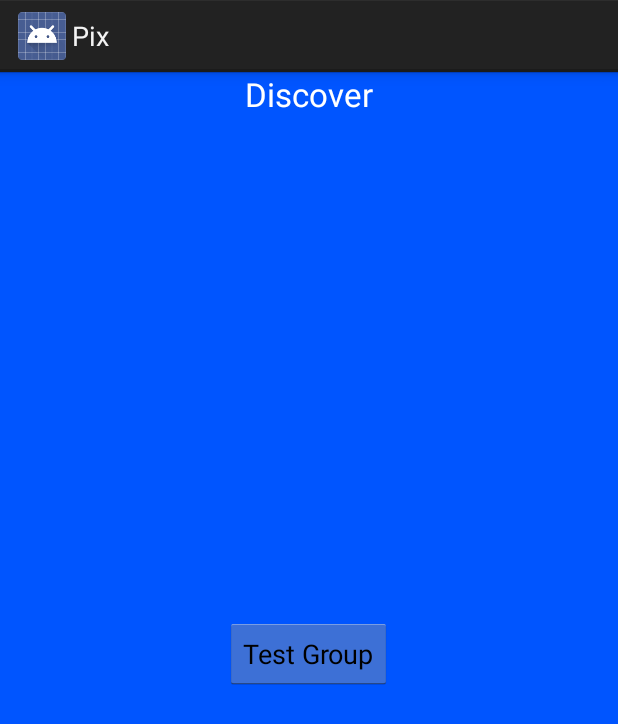
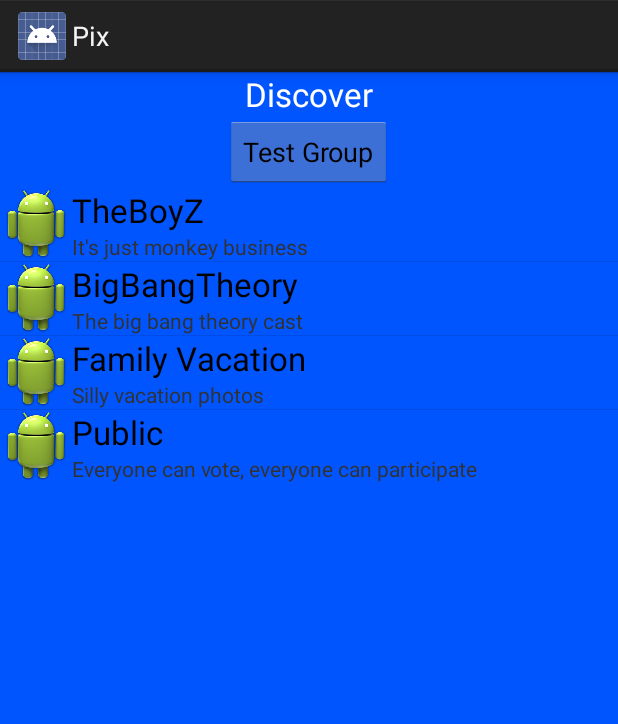
Before and after one commit to ArniVidir92/pic, an Android app: the fragment FragmentDiscover shown on its own in the app's theme, on a phone screen of 412 x 824 dp. Shown: the top 724 px of the screen. Run offline under Robolectric (Android 15) with nearby library versions, the phone set to English and light mode, and no system bars.

Commit message:
more work on discover and groups, mainly interface stuff

```diff
--- a/Pix/app/src/main/java/com/development/napptime/pix/FragmentDiscover.java
+++ b/Pix/app/src/main/java/com/development/napptime/pix/FragmentDiscover.java
@@ -32,7 +32,31 @@
                 "Linux", "OS/2", "Ubuntu", "Windows7", "Max OS X", "Linux",
                 "OS/2", "Ubuntu", "Windows7", "Max OS X", "Linux", "OS/2",
                 "Android", "iPhone", "WindowsMobile" };
+        //ListView list;
+        String[] titles = {
+                "TheBoyZ",
+                "BigBangTheory",
+                "Family Vacation",
+                "Public"
+        } ;
 
+        String[] comments = {
+                "It's just monkey business",
+                "The big bang theory cast",
+                "Silly vacation photos",
+                "Everyone can vote, everyone can participate"
+        } ;
+
+        Integer[] imageId = {
+                R.drawable.samplepic1,
+                R.drawable.samplepic2,
+                R.drawable.samplepic3,
+                R.drawable.samplepic4
+        };
+
+        ListView list = (ListView) view.findViewById(R.id.groupList);
+        groupListAdapter cus = new groupListAdapter(getActivity(),titles, comments,imageId);
+        list.setAdapter(cus);
 
         return view;
     }
--- a/Pix/app/src/main/java/com/development/napptime/pix/GroupActivity.java
+++ b/Pix/app/src/main/java/com/development/napptime/pix/GroupActivity.java
@@ -37,7 +37,7 @@
         };
 
         ListView list = (ListView) findViewById(R.id.list);
-        groupPhotoList cus = new groupPhotoList(this,titles, comments,imageId);
+        groupPhotoListAdapter cus = new groupPhotoListAdapter(this,titles, comments,imageId);
         list.setAdapter(cus);
     }
 
--- /dev/null
+++ b/Pix/app/src/main/java/com/development/napptime/pix/groupListAdapter.java
@@ -0,0 +1,41 @@
+package com.development.napptime.pix;
+
+
+import android.app.Activity;
+import android.view.LayoutInflater;
+import android.view.View;
+import android.view.ViewGroup;
+import android.widget.ArrayAdapter;
+import android.widget.ImageView;
+import android.widget.TextView;
+
+/**
+ * Created by Napptime on 2/10/15.
+ */
+
+public class groupListAdapter extends ArrayAdapter<String>{
+    private final Activity context;
+    private final String[] titles;
+    private final String[] comments;
+    private final Integer[] imageId;
+    public groupListAdapter(Activity context,
+                            String[] titles, String[] comments, Integer[] imageId) {
+        super(context, R.layout.photo_row, titles);
+        this.context = context;
+        this.titles = titles;
+        this.comments = comments;
+        this.imageId = imageId;
+    }
+    @Override
+    public View getView(int position, View view, ViewGroup parent) {
+        LayoutInflater inflater = context.getLayoutInflater();
+        View rowView= inflater.inflate(R.layout.group_row, null, true);
+        TextView txtTitle = (TextView) rowView.findViewById(R.id.groupListTitle);
+        TextView txtComment= (TextView) rowView.findViewById(R.id.groupListSubTitle);
+        ImageView imageView = (ImageView) rowView.findViewById(R.id.groupListPhoto);
+        txtTitle.setText(titles[position]);
+        txtComment.setText(comments[position]);
+        //imageView.setImageResource(imageId[position]);
+        return rowView;
+    }
+}
--- a/Pix/app/src/main/res/layout/fragment_discover.xml
+++ b/Pix/app/src/main/res/layout/fragment_discover.xml
@@ -20,10 +20,18 @@
         android:layout_width="wrap_content"
         android:layout_height="wrap_content"
         android:text="Test Group"
-        android:id="@+id/button4"
+        android:id="@+id/buttonTestGroup"
         android:onClick="sendMessage"
-        android:layout_centerVertical="true"
+        android:layout_below="@+id/textView"
         android:layout_centerHorizontal="true" />
+
+    <ListView
+        android:layout_width="wrap_content"
+        android:layout_height="wrap_content"
+        android:id="@+id/groupList"
+        android:layout_below="@+id/buttonTestGroup"
+        android:layout_alignParentLeft="true"
+        android:layout_alignParentStart="true" />
 
 
 </RelativeLayout>
--- /dev/null
+++ b/Pix/app/src/main/res/layout/group_row.xml
@@ -0,0 +1,33 @@
+<?xml version="1.0" encoding="utf-8"?>
+<RelativeLayout xmlns:android="http://schemas.android.com/apk/res/android"
+    android:layout_width="match_parent" android:layout_height="match_parent">
+
+    <ImageView
+        android:layout_width="wrap_content"
+        android:layout_height="wrap_content"
+        android:id="@+id/groupListPhoto"
+        android:src="@drawable/ic_launcher"
+        android:layout_alignParentTop="true"
+        android:layout_alignParentLeft="true"
+        android:layout_alignParentStart="true" />
+
+    <TextView
+        android:layout_width="wrap_content"
+        android:layout_height="wrap_content"
+        android:textAppearance="?android:attr/textAppearanceLarge"
+        android:text="Group Name"
+        android:id="@+id/groupListTitle"
+        android:layout_alignParentTop="true"
+        android:layout_toRightOf="@+id/groupListPhoto"
+        android:layout_toEndOf="@+id/groupListPhoto" />
+
+    <TextView
+        android:layout_width="wrap_content"
+        android:layout_height="wrap_content"
+        android:textAppearance="?android:attr/textAppearanceSmall"
+        android:text="Some info about the group maybe?"
+        android:id="@+id/groupListSubTitle"
+        android:layout_below="@+id/groupListTitle"
+        android:layout_toRightOf="@+id/groupListPhoto"
+        android:layout_toEndOf="@+id/groupListPhoto" />
+</RelativeLayout>
```
Also changed, not shown: Pix/app/src/main/java/com/development/napptime/pix/groupPhotoListAdapter.java (renamed from Pix/app/src/main/java/com/development/napptime/pix/groupPhotoList.java, +13 -23 lines), Pix/app/src/main/res/layout/activity_group.xml (+15 -10 lines), Pix/app/src/main/res/layout/photo_row.xml (renamed from Pix/app/src/main/res/layout/list_single.xml, +5 -5 lines).
